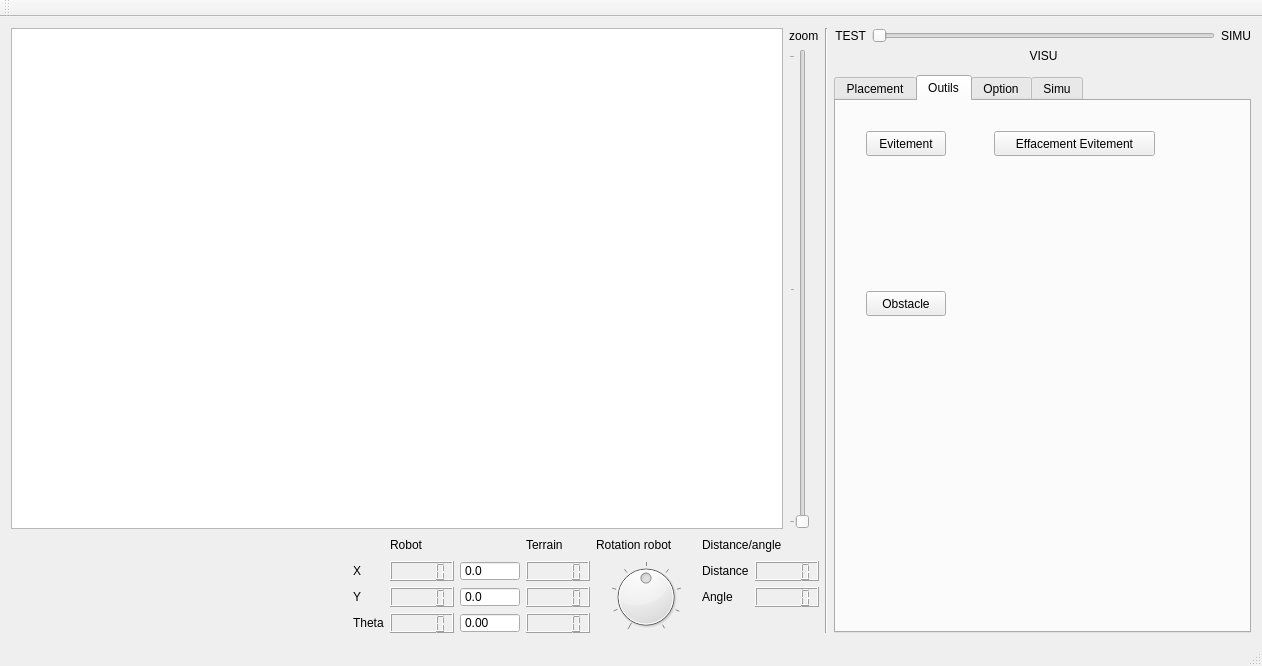
Above: PluginModules/SimuBot/ihm_SimuBot.ui from CRLG/LABOTBOX before the change. Below: the same form after it.
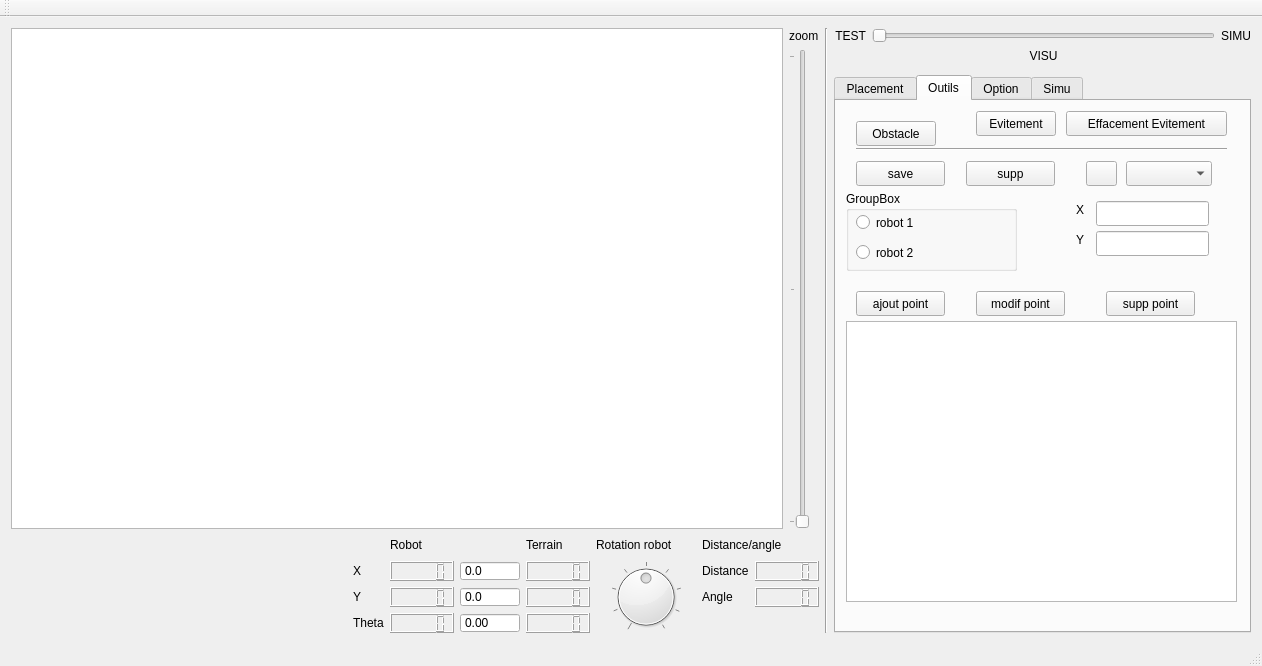
That is the form after the change. The open tabs and pages were chosen to show the change. Icons and pictures are not drawn.

Commit message: #67 [SimuBot] création d'un outil pour dessiner les robots - premières bases

What changed in the file:
```diff
--- a/PluginModules/SimuBot/ihm_SimuBot.ui
+++ b/PluginModules/SimuBot/ihm_SimuBot.ui
@@ -1234,24 +1234,11 @@
        <attribute name="title">
         <string>Outils</string>
        </attribute>
-       <widget class="QPushButton" name="pb_Astar">
-        <property name="geometry">
-         <rect>
-          <x>30</x>
-          <y>30</y>
-          <width>80</width>
-          <height>25</height>
-         </rect>
-        </property>
-        <property name="text">
-         <string>Evitement</string>
-        </property>
-       </widget>
        <widget class="QPushButton" name="pB_US">
         <property name="geometry">
          <rect>
-          <x>30</x>
-          <y>190</y>
+          <x>20</x>
+          <y>20</y>
           <width>80</width>
           <height>25</height>
          </rect>
@@ -1263,8 +1250,8 @@
        <widget class="QPushButton" name="pB_clearEvitement">
         <property name="geometry">
          <rect>
-          <x>158</x>
-          <y>30</y>
+          <x>230</x>
+          <y>10</y>
           <width>161</width>
           <height>25</height>
          </rect>
@@ -1273,6 +1260,225 @@
          <string>Effacement Evitement</string>
         </property>
        </widget>
+       <widget class="QPushButton" name="pb_Astar">
+        <property name="geometry">
+         <rect>
+          <x>140</x>
+          <y>10</y>
+          <width>80</width>
+          <height>25</height>
+         </rect>
+        </property>
+        <property name="text">
+         <string>Evitement</string>
+        </property>
+       </widget>
+       <widget class="QGraphicsView" name="gV_vue_conception">
+        <property name="geometry">
+         <rect>
+          <x>10</x>
+          <y>220</y>
+          <width>391</width>
+          <height>281</height>
+         </rect>
+        </property>
+        <property name="minimumSize">
+         <size>
+          <width>100</width>
+          <height>100</height>
+         </size>
+        </property>
+       </widget>
+       <widget class="QGroupBox" name="groupBox">
+        <property name="geometry">
+         <rect>
+          <x>10</x>
+          <y>90</y>
+          <width>171</width>
+          <height>80</height>
+         </rect>
+        </property>
+        <property name="title">
+         <string>GroupBox</string>
+        </property>
+        <widget class="QRadioButton" name="radioButton">
+         <property name="geometry">
+          <rect>
+           <x>10</x>
+           <y>20</y>
+           <width>112</width>
+           <height>23</height>
+          </rect>
+         </property>
+         <property name="text">
+          <string>robot 1</string>
+         </property>
+        </widget>
+        <widget class="QRadioButton" name="radioButton_2">
+         <property name="geometry">
+          <rect>
+           <x>10</x>
+           <y>50</y>
+           <width>112</width>
+           <height>23</height>
+          </rect>
+         </property>
+         <property name="text">
+          <string>robot 2</string>
+         </property>
+        </widget>
+       </widget>
+       <widget class="QPushButton" name="pushButton">
+        <property name="geometry">
+         <rect>
+          <x>20</x>
+          <y>60</y>
+          <width>89</width>
+          <height>25</height>
+         </rect>
+        </property>
+        <property name="text">
+         <string>save</string>
+        </property>
+       </widget>
+       <widget class="QPushButton" name="pushButton_2">
+        <property name="geometry">
+         <rect>
+          <x>130</x>
+          <y>60</y>
+          <width>89</width>
+          <height>25</height>
+         </rect>
+        </property>
+        <property name="text">
+         <string>supp</string>
+        </property>
+       </widget>
+       <widget class="QComboBox" name="comboBox">
+        <property name="geometry">
+         <rect>
+          <x>290</x>
+          <y>60</y>
+          <width>86</width>
+          <height>25</height>
+         </rect>
+        </property>
+       </widget>
+       <widget class="QPushButton" name="pushButton_3">
+        <property name="geometry">
+         <rect>
+          <x>250</x>
+          <y>60</y>
+          <width>31</width>
+          <height>25</height>
+         </rect>
+        </property>
+        <property name="text">
+         <string/>
+        </property>
+        <property name="icon">
+         <iconset resource="../../icons.qrc">
+          <normaloff>:/icons/validate.png</normaloff>:/icons/validate.png</iconset>
+        </property>
+       </widget>
+       <widget class="QLineEdit" name="lineEdit">
+        <property name="geometry">
+         <rect>
+          <x>260</x>
+          <y>100</y>
+          <width>113</width>
+          <height>25</height>
+         </rect>
+        </property>
+       </widget>
+       <widget class="QLineEdit" name="lineEdit_2">
+        <property name="geometry">
+         <rect>
+          <x>260</x>
+          <y>130</y>
+          <width>113</width>
+          <height>25</height>
+         </rect>
+        </property>
+       </widget>
+       <widget class="QPushButton" name="pushButton_4">
+        <property name="geometry">
+         <rect>
+          <x>20</x>
+          <y>190</y>
+          <width>89</width>
+          <height>25</height>
+         </rect>
+        </property>
+        <property name="text">
+         <string>ajout point</string>
+        </property>
+       </widget>
+       <widget class="QPushButton" name="pushButton_5">
+        <property name="geometry">
+         <rect>
+          <x>140</x>
+          <y>190</y>
+          <width>89</width>
+          <height>25</height>
+         </rect>
+        </property>
+        <property name="text">
+         <string>modif point</string>
+        </property>
+       </widget>
+       <widget class="QPushButton" name="pushButton_6">
+        <property name="geometry">
+         <rect>
+          <x>270</x>
+          <y>190</y>
+          <width>89</width>
+          <height>25</height>
+         </rect>
+        </property>
+        <property name="text">
+         <string>supp point</string>
+        </property>
+       </widget>
+       <widget class="QLabel" name="label_31">
+        <property name="geometry">
+         <rect>
+          <x>240</x>
+          <y>100</y>
+          <width>16</width>
+          <height>17</height>
+         </rect>
+        </property>
+        <property name="text">
+         <string>X</string>
+        </property>
+       </widget>
+       <widget class="QLabel" name="label_32">
+        <property name="geometry">
+         <rect>
+          <x>240</x>
+          <y>130</y>
+          <width>16</width>
+          <height>17</height>
+         </rect>
+        </property>
+        <property name="text">
+         <string>Y</string>
+        </property>
+       </widget>
+       <widget class="Line" name="line_2">
+        <property name="geometry">
+         <rect>
+          <x>20</x>
+          <y>40</y>
+          <width>371</width>
+          <height>16</height>
+         </rect>
+        </property>
+        <property name="orientation">
+         <enum>Qt::Horizontal</enum>
+        </property>
+       </widget>
       </widget>
       <widget class="QWidget" name="tb_Option">
        <attribute name="title">
```
Left out of the diff: 4 changed lines with no effect on the pictures. The commit also changes 2 other files.
